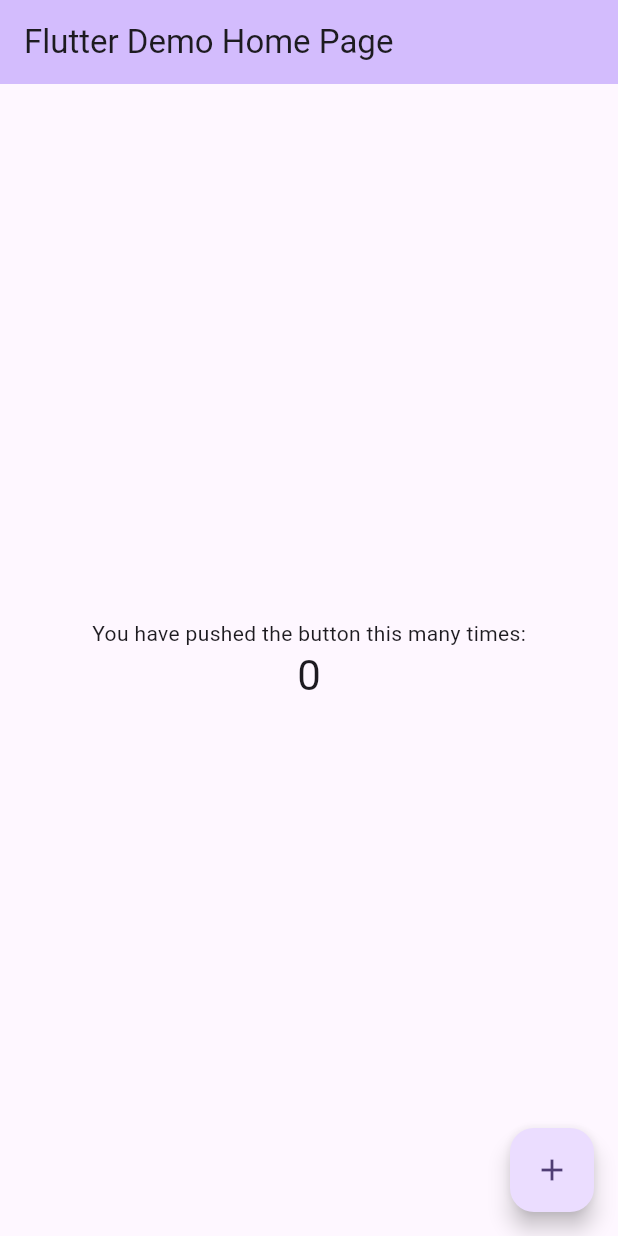
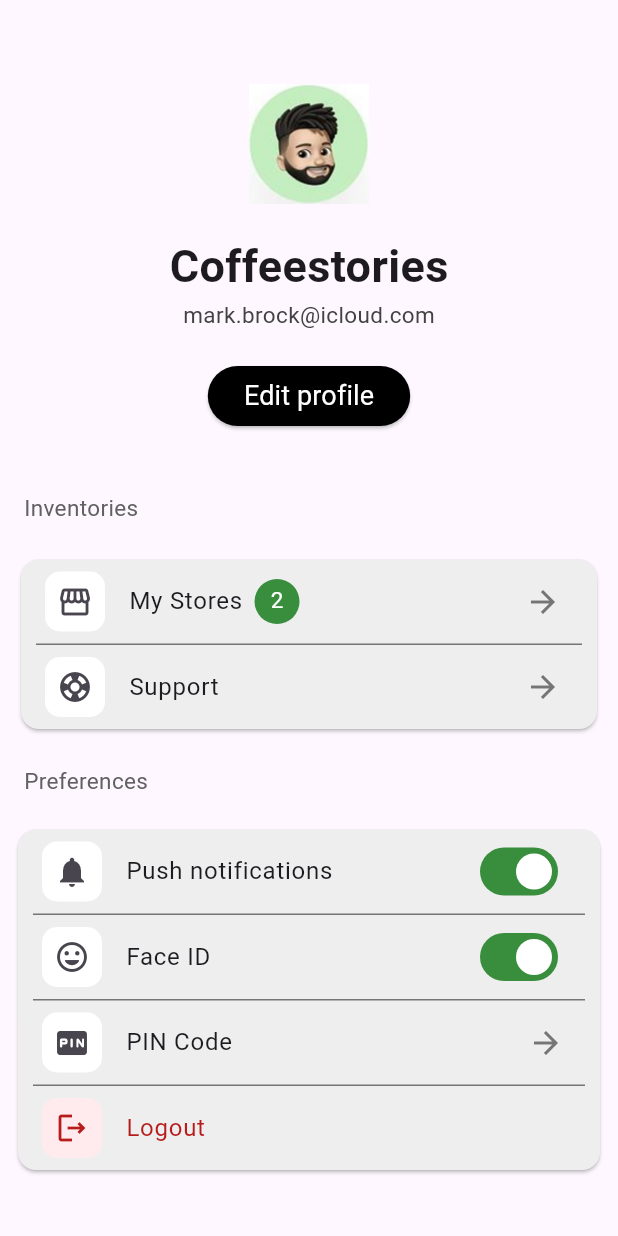
Before and after one commit to k1shamm/pantalla_perfil, a Flutter app: the screen it shows after launch, on a phone screen of 412 x 824 dp. Run offline on Flutter 3.47's test engine with Material 3 defaults, Android fonts, the phone set to English and light mode, and no system bars.

Commit message:
3rd commit

```diff
--- a/lib/main.dart
+++ b/lib/main.dart
@@ -1,125 +1,288 @@
 import 'package:flutter/material.dart';
 
 void main() {
-  runApp(const MyApp());
+  runApp(MyApp());
 }
 
 class MyApp extends StatelessWidget {
-  const MyApp({super.key});
-
-  // This widget is the root of your application.
   @override
   Widget build(BuildContext context) {
     return MaterialApp(
-      title: 'Flutter Demo',
-      theme: ThemeData(
-        // This is the theme of your application.
-        //
-        // TRY THIS: Try running your application with "flutter run". You'll see
-        // the application has a purple toolbar. Then, without quitting the app,
-        // try changing the seedColor in the colorScheme below to Colors.green
-        // and then invoke "hot reload" (save your changes or press the "hot
-        // reload" button in a Flutter-supported IDE, or press "r" if you used
-        // the command line to start the app).
-        //
-        // Notice that the counter didn't reset back to zero; the application
-        // state is not lost during the reload. To reset the state, use hot
-        // restart instead.
-        //
-        // This works for code too, not just values: Most code changes can be
-        // tested with just a hot reload.
-        colorScheme: ColorScheme.fromSeed(seedColor: Colors.deepPurple),
-        useMaterial3: true,
-      ),
-      home: const MyHomePage(title: 'Flutter Demo Home Page'),
+      debugShowCheckedModeBanner: false,
+      home: ProfileScreen(),
     );
   }
 }
 
-class MyHomePage extends StatefulWidget {
-  const MyHomePage({super.key, required this.title});
+class ProfileScreen extends StatelessWidget {
+  @override
+  Widget build(BuildContext context)
+  {
+    return Scaffold(
 
-  // This widget is the home page of your application. It is stateful, meaning
-  // that it has a State object (defined below) that contains fields that affect
-  // how it looks.
+      appBar: AppBar(
+        leading: null,
+      ),
 
-  // This class is the configuration for the state. It holds the values (in this
-  // case the title) provided by the parent (in this case the App widget) and
-  // used by the build method of the State. Fields in a Widget subclass are
-  // always marked "final".
+      body:
+      Column(
+        crossAxisAlignment: CrossAxisAlignment.center,
+        children: [
 
-  final String title;
+          CircleAvatar(
+            radius: 40,
+            backgroundColor: Color(0xFFC4EEC0),
+            child: Image.asset('assets/images/capPan.jpeg'),
+            //backgroundImage: AssetImage('assets/images/capPan.jpg'),
+          ),
 
-  @override
-  State<MyHomePage> createState() => _MyHomePageState();
-}
+          SizedBox(height: 20),
 
-class _MyHomePageState extends State<MyHomePage> {
-  int _counter = 0;
+          Text(
+            'Coffeestories',
+            style:
+            TextStyle(
+              fontSize: 30,
+              fontWeight: FontWeight.w600,
+              ),
+          ),
 
-  void _incrementCounter() {
-    setState(() {
-      // This call to setState tells the Flutter framework that something has
-      // changed in this State, which causes it to rerun the build method below
-      // so that the display can reflect the updated values. If we changed
-      // _counter without calling setState(), then the build method would not be
-      // called again, and so nothing would appear to happen.
-      _counter++;
-    });
+          Text(
+            'mark.brock@icloud.com',
+            style: TextStyle(
+              fontSize: 15,
+              color: Colors.grey[800],
+              fontWeight: FontWeight.w400,
+              ),
+          ),
+
+          SizedBox(height: 20),
+
+          ElevatedButton(
+            onPressed: () {},
+            child:
+            Text(
+              'Edit profile',
+              style: TextStyle(
+                fontSize: 18,
+                fontWeight: FontWeight.w400,
+                color: Colors.white,
+              ),
+            ),
+            style:
+            ElevatedButton.styleFrom(
+              backgroundColor: Colors.black,
+              shape: RoundedRectangleBorder(
+              borderRadius: BorderRadius.circular(20),
+              ),
+            ),
+          ),
+
+          SizedBox(height: 40),
+
+          heading("Inventories"),
+
+          SizedBox(height: 10),
+
+          inventoriesCard(),
+
+          SizedBox(height: 10),
+
+          heading("Preferences"),
+
+          SizedBox(height: 10),
+
+          preferencesCard(),
+        ],
+      ),
+    );
   }
 
-  @override
-  Widget build(BuildContext context) {
-    // This method is rerun every time setState is called, for instance as done
-    // by the _incrementCounter method above.
-    //
-    // The Flutter framework has been optimized to make rerunning build methods
-    // fast, so that you can just rebuild anything that needs updating rather
-    // than having to individually change instances of widgets.
-    return Scaffold(
-      appBar: AppBar(
-        // TRY THIS: Try changing the color here to a specific color (to
-        // Colors.amber, perhaps?) and trigger a hot reload to see the AppBar
-        // change color while the other colors stay the same.
-        backgroundColor: Theme.of(context).colorScheme.inversePrimary,
-        // Here we take the value from the MyHomePage object that was created by
-        // the App.build method, and use it to set our appbar title.
-        title: Text(widget.title),
+// widgetsssss
+
+  Widget heading(String heading){
+    return Container(
+      padding: EdgeInsets.only(left: 16.0),
+      alignment: Alignment.centerLeft,
+      child: Text(
+        heading,
+        style: TextStyle(
+        color: Colors.grey[700],
+        fontSize: 15,
+        fontWeight: FontWeight.w400,
+        ),
+      )
+    );
+  }
+
+  Widget inventoriesCard(){
+    return Padding(
+      padding: EdgeInsets.all(10.0),
+      child: Card(
+        color: Colors.grey[200],
+        child: Column(
+          children: [
+            ListTile(
+
+              leading: Container(
+                width: 40,
+                height:40,
+                decoration: BoxDecoration(
+                  color: Colors.white,
+                  borderRadius: BorderRadius.circular(10),
+                ),
+                child: Icon(Icons.storefront),
+              ),
+
+              title: Row(
+                mainAxisSize: MainAxisSize.min,
+                children: [
+                  Text('My Stores'),
+                  SizedBox(width: 8),
+                  Container(
+                    padding: EdgeInsets.all(3),
+                    decoration: BoxDecoration(
+                      color: Colors.green[700],
+                      shape: BoxShape.circle,
+                    ),
+                  constraints: BoxConstraints(
+                    minWidth: 30,
+                    minHeight: 30,
+                  ),
+                  child: Center(
+                    child: Text(
+                      '2',
+                      style: TextStyle(
+                        color: Colors.white,
+                        fontSize: 15,
+                        fontWeight: FontWeight.w400,
+                      ),
+                    ),
+                  ),
+                )
+              ],
+            ),
+              trailing: Icon(Icons.arrow_forward, color: Colors.grey[600])
+            ),
+            Divider(
+              color: Colors.grey[600],
+              height: 1,
+              indent: 10,
+              endIndent: 10,
+            ),
+            ListTile(
+              leading: Container(
+                width: 40,
+                height:40,
+                decoration: BoxDecoration(
+                  color: Colors.white,
+                  borderRadius: BorderRadius.circular(10),
+                ),
+                child: Icon(Icons.support),
+              ),
+              title: Text('Support'),
+              trailing: Icon(Icons.arrow_forward, color: Colors.grey[600]),
+            )
+          ]
+        ),
       ),
-      body: Center(
-        // Center is a layout widget. It takes a single child and positions it
-        // in the middle of the parent.
+    );
+  }
+
+  Widget preferencesCard(){
+    return Padding(
+      padding: EdgeInsets.all(8.0),
+      child: Card(
+        color: Colors.grey[200],
         child: Column(
-          // Column is also a layout widget. It takes a list of children and
-          // arranges them vertically. By default, it sizes itself to fit its
-          // children horizontally, and tries to be as tall as its parent.
-          //
-          // Column has various properties to control how it sizes itself and
-          // how it positions its children. Here we use mainAxisAlignment to
-          // center the children vertically; the main axis here is the vertical
-          // axis because Columns are vertical (the cross axis would be
-          // horizontal).
-          //
-          // TRY THIS: Invoke "debug painting" (choose the "Toggle Debug Paint"
-          // action in the IDE, or press "p" in the console), to see the
-          // wireframe for each widget.
-          mainAxisAlignment: MainAxisAlignment.center,
-          children: <Widget>[
-            const Text(
-              'You have pushed the button this many times:',
+          children: [
+
+            //1
+            ListTile(
+              leading: Container(
+                width: 40,
+                height:40,
+                decoration: BoxDecoration(
+                  color: Colors.white,
+                  borderRadius: BorderRadius.circular(10),
+                ),
+                child: Icon(Icons.notifications),
+              ),
+              title: Text('Push notifications'),
+              trailing: Switch(activeTrackColor: Colors.green[700], value: true, onChanged: (value) {}),
             ),
-            Text(
-              '$_counter',
-              style: Theme.of(context).textTheme.headlineMedium,
+
+            Divider(
+              color: Colors.grey[600],
+              height: 1,
+              indent: 10,
+              endIndent: 10,
             ),
+            //2
+            ListTile(
+              leading: Container(
+                width: 40,
+                height:40,
+                decoration: BoxDecoration(
+                  color: Colors.white,
+                  borderRadius: BorderRadius.circular(10),
+                ),
+                child: Icon(Icons.mood_rounded),
+              ),
+              title: Text('Face ID'),
+              trailing: Switch(activeTrackColor: Colors.green[700], value: true, onChanged: (value) {}),
+            ),
+
+            Divider(
+              color: Colors.grey[600],
+              height: 1,
+              indent: 10,
+              endIndent: 10,
+            ),
+
+            //3
+            ListTile(
+              leading: Container(
+                width: 40,
+                height:40,
+                decoration: BoxDecoration(
+                  color: Colors.white,
+                  borderRadius: BorderRadius.circular(10),
+                ),
+                child: Icon(Icons.fiber_pin_rounded),
+              ),
+              title: Text('PIN Code'),
+              trailing: Icon(Icons.arrow_forward, color: Colors.grey[600])
+            ),
+
+            Divider(
+              color: Colors.grey[600],
+              height: 1,
+              indent: 10,
+              endIndent: 10,
+            ),
+
+            //4
+            ListTile(
+              leading: Container(
+                width: 40,
+                height:40,
+                decoration: BoxDecoration(
+                  color: Colors.red[50],
+                  borderRadius: BorderRadius.circular(10),
+                ),
+                child:  Icon(Icons.logout_outlined, color: Colors.red[900],),
+              ),
+              title: Text(
+                'Logout',
+                style: TextStyle(color: Colors.red[900]),
+                ),
+            )
           ],
         ),
       ),
-      floatingActionButton: FloatingActionButton(
-        onPressed: _incrementCounter,
-        tooltip: 'Increment',
-        child: const Icon(Icons.add),
-      ), // This trailing comma makes auto-formatting nicer for build methods.
     );
   }
+
+
 }
--- a/pubspec.yaml
+++ b/pubspec.yaml
@@ -59,9 +59,8 @@ flutter:
   uses-material-design: true
 
   # To add assets to your application, add an assets section, like this:
-  # assets:
-  #   - images/a_dot_burr.jpeg
-  #   - images/a_dot_ham.jpeg
+  assets:
+    - assets/images/
 
   # An image asset can refer to one or more resolution-specific "variants", see
   # https://flutter.dev/to/resolution-aware-images
```
Also changed, not shown: assets/images/capPan.jpeg (added), 45 other files.
